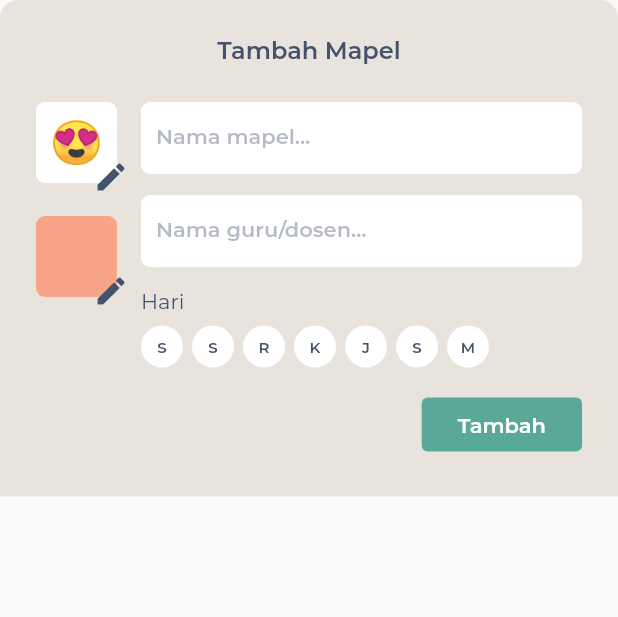
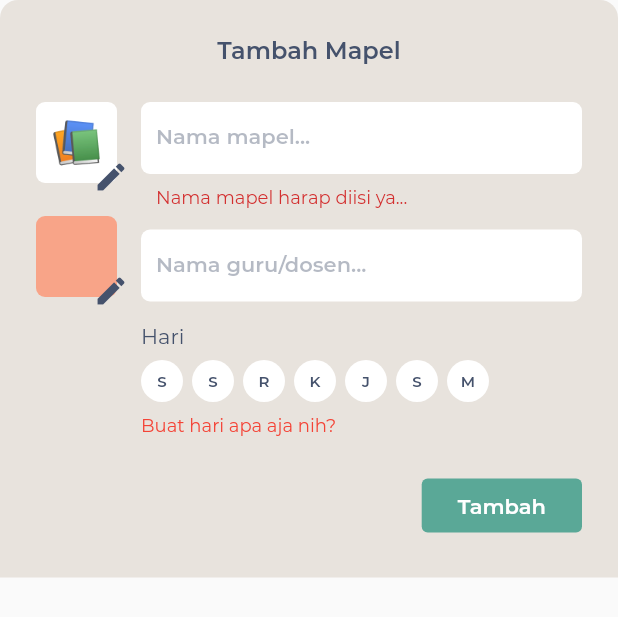
Before and after one commit to Innodev-K8/bukutugas, a Flutter app: the AddSubject widget shown alone on an empty page, opened directly, after a tap on "Tambah", on a phone screen of 412 x 824 dp. Shown: the top 617 px of the screen. Run offline on Flutter 3.47's test engine with Material 2 defaults, Android fonts, the phone set to English and light mode, and no system bars; our stand-ins replace emoji_picker_flutter, flutter_hooks, hooks_riverpod, modal_bottom_sheet; network calls fail; Roboto replaces fonts that are missing (Noto).

Commit message:
Add Subject Validation

```diff
--- /dev/null
+++ b/lib/helpers/focus.dart
@@ -0,0 +1,5 @@
+import 'package:flutter/cupertino.dart';
+
+void clearFocus(BuildContext context) {
+  FocusScope.of(context).requestFocus(FocusNode());
+}
--- a/lib/helpers/helpers.dart
+++ b/lib/helpers/helpers.dart
@@ -1,3 +1,4 @@
 export 'hex_color.dart';
 export 'darken.dart';
 export 'lighten.dart';
+export 'focus.dart';
--- a/lib/main.dart
+++ b/lib/main.dart
@@ -1,9 +1,10 @@
 import 'package:bukutugas/screens/home/home_screen.dart';
 import 'package:bukutugas/styles.dart';
 import 'package:flutter/material.dart';
+import 'package:hooks_riverpod/hooks_riverpod.dart';
 
 void main() {
-  runApp(MyApp());
+  runApp(ProviderScope(child: MyApp()));
 }
 
 class MyApp extends StatelessWidget {
--- /dev/null
+++ b/lib/providers/available_color_provider.dart
@@ -0,0 +1,12 @@
+import 'package:bukutugas/helpers/helpers.dart';
+import 'package:flutter/material.dart';
+import 'package:hooks_riverpod/hooks_riverpod.dart';
+
+final availableColorProvider = Provider<List<Color>>((ref) {
+  return [
+    HexColor('#F8A488'),
+    HexColor('#5AA897'),
+    HexColor('#45526C'),
+    HexColor('#707070'),
+  ];
+});
--- a/lib/styles.dart
+++ b/lib/styles.dart
@@ -10,6 +10,8 @@ class AppTheme {
 
   static final rounded = BorderRadius.circular(6);
   static final roundedLg = BorderRadius.circular(12);
+
+  static final TextStyle errorTextStyle = TextStyle();
 
   static final lightTheme = ThemeData(
     fontFamily: 'Montserrat',
--- a/lib/widgets/add_subject/add_subject.dart
+++ b/lib/widgets/add_subject/add_subject.dart
@@ -1,13 +1,29 @@
+import 'dart:math';
+
 import 'package:bukutugas/helpers/helpers.dart';
+import 'package:bukutugas/providers/available_color_provider.dart';
 import 'package:flutter/material.dart';
+import 'package:flutter_hooks/flutter_hooks.dart';
+import 'package:hooks_riverpod/hooks_riverpod.dart';
 
 import 'color_selector.dart';
 import 'day_selector.dart';
 import 'emoji_selector.dart';
 
-class AddSubject extends StatelessWidget {
+class AddSubject extends HookWidget {
   @override
   Widget build(BuildContext context) {
+    final formKey = useMemoized(() => GlobalKey<FormState>());
+
+    final availableColor = useProvider(availableColorProvider);
+    final randomColor = availableColor[Random().nextInt(availableColor.length)];
+
+    final subjectName = useState('');
+    final subjectTeacher = useState('');
+    final subjectEmoji = useState('📚');
+    final subjectColor = useState(randomColor.toHex());
+    final subjectDay = useState([]);
+
     return Container(
       padding: const EdgeInsets.all(24.0),
       decoration: BoxDecoration(
@@ -26,7 +42,9 @@ class AddSubject extends StatelessWidget {
             style: Theme.of(context).textTheme.headline2,
           ),
           SizedBox(height: 24.0),
-          Row(
+          Form(
+            key: formKey,
+            child: Row(
               crossAxisAlignment: CrossAxisAlignment.start,
               children: [
                 Container(
@@ -37,13 +55,13 @@ class AddSubject extends StatelessWidget {
                     crossAxisAlignment: CrossAxisAlignment.center,
                     children: [
                       EmojiSelector(
-                      emoji: '😍',
-                      onChange: print,
+                        emoji: subjectEmoji.value,
+                        onChange: (emoji) => subjectEmoji.value = emoji,
                       ),
                       SizedBox(height: 14.0),
                       ColorSelector(
-                      color: HexColor('#F8A488'),
-                      onChange: (color) => print(color.toHex()),
+                        color: HexColor(subjectColor.value),
+                        onChange: (color) => subjectColor.value = color.toHex(),
                       ),
                     ],
                   ),
@@ -58,6 +76,13 @@ class AddSubject extends StatelessWidget {
                         decoration: InputDecoration(
                           labelText: 'Nama mapel...',
                         ),
+                        onSaved: (newValue) => subjectName.value = newValue!,
+                        autovalidateMode: AutovalidateMode.onUserInteraction,
+                        validator: (value) {
+                          if (value == '') {
+                            return 'Nama mapel harap diisi ya...';
+                          }
+                        },
                       ),
                       SizedBox(height: 14.0),
                       TextFormField(
@@ -66,13 +91,19 @@ class AddSubject extends StatelessWidget {
                         decoration: InputDecoration(
                           labelText: 'Nama guru/dosen...',
                         ),
+                        onSaved: (newValue) => subjectTeacher.value = newValue!,
                       ),
                       SizedBox(height: 14.0),
                       Text('Hari'),
                       SizedBox(height: 8.0),
-                    DaySelector(
-                      onChange: (selectedDays) {
-                        print(selectedDays);
+                      DaySelectorFormField(
+                        onSaved: (selectedDays) =>
+                            subjectDay.value = selectedDays ?? [],
+                        autovalidateMode: AutovalidateMode.onUserInteraction,
+                        validator: (selected) {
+                          if ((selected ?? []).length <= 0) {
+                            return 'Buat hari apa aja nih?';
+                          }
                         },
                       ),
                     ],
@@ -80,11 +111,27 @@ class AddSubject extends StatelessWidget {
                 ),
               ],
             ),
+          ),
           SizedBox(height: 14),
           Align(
             alignment: Alignment.centerRight,
             child: TextButton(
-              onPressed: () {},
+              onPressed: () {
+                clearFocus(context);
+
+                var validated = formKey.currentState?.validate();
+
+                if (validated == true) {
+                  formKey.currentState!.save();
+
+                  print('VALIDATED');
+                  print(subjectName.value);
+                  print(subjectTeacher.value);
+                  print(subjectEmoji.value);
+                  print(subjectColor.value);
+                  print(subjectDay.value);
+                }
+              },
               child: Text(
                 'Tambah',
                 style: Theme.of(context).textTheme.headline4!.copyWith(
--- a/lib/widgets/add_subject/color_selector.dart
+++ b/lib/widgets/add_subject/color_selector.dart
@@ -1,6 +1,8 @@
 import 'package:bukutugas/helpers/helpers.dart';
+import 'package:bukutugas/providers/available_color_provider.dart';
 import 'package:bukutugas/styles.dart';
 import 'package:flutter/material.dart';
+import 'package:hooks_riverpod/hooks_riverpod.dart';
 
 class ColorSelector extends StatefulWidget {
   final Color color;
@@ -66,13 +68,8 @@ class _ColorSelectorState extends State<ColorSelector> {
         content: LayoutBuilder(
             builder: (BuildContext context, BoxConstraints constraints) {
           return Wrap(
-            // TODO: implement remote config to provide available colors
-            children: [
-              HexColor('#F8A488'),
-              HexColor('#5AA897'),
-              HexColor('#45526C'),
-              HexColor('#707070'),
-            ]
+            children: context
+                .read(availableColorProvider)
                 .map(
                   (color) => GestureDetector(
                     onTap: () {
--- a/lib/widgets/add_subject/day_selector.dart
+++ b/lib/widgets/add_subject/day_selector.dart
@@ -1,5 +1,33 @@
+import 'package:bukutugas/widgets/widgets.dart';
 import 'package:flutter/material.dart';
 import 'package:flutter_hooks/flutter_hooks.dart';
+
+class DaySelectorFormField extends FormField<List<int>> {
+  DaySelectorFormField({
+    FormFieldSetter<List<int>>? onSaved,
+    FormFieldValidator<List<int>>? validator,
+    AutovalidateMode? autovalidateMode,
+  }) : super(
+          onSaved: onSaved,
+          validator: validator,
+          initialValue: [],
+          autovalidateMode: autovalidateMode,
+          builder: (FormFieldState<List<int>> state) {
+            return Column(
+              children: [
+                DaySelector(
+                  onChange: (selectedDays) {
+                    state.didChange(selectedDays);
+                  },
+                ),
+                state.hasError
+                    ? ErrorText(message: state.errorText)
+                    : Container()
+              ],
+            );
+          },
+        );
+}
 
 class DaySelector extends HookWidget {
   final void Function(List<int> selectedDays) onChange;
@@ -9,10 +37,6 @@ class DaySelector extends HookWidget {
   @override
   Widget build(BuildContext context) {
     final selectedDay = useState<List<int>>([]);
-
-    useEffect(() {
-      onChange(selectedDay.value..sort());
-    }, [selectedDay.value]);
 
     return Container(
       width: double.infinity,
@@ -30,6 +54,8 @@ class DaySelector extends HookWidget {
               } else {
                 selectedDay.value = [1, ...selectedDay.value];
               }
+
+              onChange(selectedDay.value..sort());
             },
           ),
           DaySelectorItem(
@@ -42,6 +68,8 @@ class DaySelector extends HookWidget {
               } else {
                 selectedDay.value = [2, ...selectedDay.value];
               }
+
+              onChange(selectedDay.value..sort());
             },
           ),
           DaySelectorItem(
@@ -54,6 +82,8 @@ class DaySelector extends HookWidget {
               } else {
                 selectedDay.value = [3, ...selectedDay.value];
               }
+
+              onChange(selectedDay.value..sort());
             },
           ),
           DaySelectorItem(
@@ -66,6 +96,8 @@ class DaySelector extends HookWidget {
               } else {
                 selectedDay.value = [4, ...selectedDay.value];
               }
+
+              onChange(selectedDay.value..sort());
             },
           ),
           DaySelectorItem(
@@ -78,6 +110,8 @@ class DaySelector extends HookWidget {
               } else {
                 selectedDay.value = [5, ...selectedDay.value];
               }
+
+              onChange(selectedDay.value..sort());
             },
           ),
           DaySelectorItem(
@@ -90,6 +124,8 @@ class DaySelector extends HookWidget {
               } else {
                 selectedDay.value = [6, ...selectedDay.value];
               }
+
+              onChange(selectedDay.value..sort());
             },
           ),
           DaySelectorItem(
@@ -102,6 +138,8 @@ class DaySelector extends HookWidget {
               } else {
                 selectedDay.value = [7, ...selectedDay.value];
               }
+
+              onChange(selectedDay.value..sort());
             },
           ),
         ],
--- /dev/null
+++ b/lib/widgets/error_text.dart
@@ -0,0 +1,27 @@
+import 'package:flutter/material.dart';
+
+class ErrorText extends StatelessWidget {
+  final String? message;
+
+  const ErrorText({
+    Key? key,
+    this.message,
+  }) : super(key: key);
+
+  @override
+  Widget build(BuildContext context) {
+    return Align(
+      alignment: Alignment.centerLeft,
+      child: Padding(
+        padding: const EdgeInsets.symmetric(vertical: 8.0),
+        child: Text(
+          message ?? 'Ada yang salah',
+          style: TextStyle(
+            fontSize: 12,
+            color: Colors.red,
+          ),
+        ),
+      ),
+    );
+  }
+}
--- a/lib/widgets/widgets.dart
+++ b/lib/widgets/widgets.dart
@@ -1,3 +1,4 @@
 export 'add_subject/add_subject.dart';
 export 'simple_task.dart';
 export 'subject_item.dart';
+export 'error_text.dart';
--- a/pubspec.yaml
+++ b/pubspec.yaml
@@ -27,6 +27,7 @@ dependencies:
   emoji_picker_flutter: ^1.0.3
   flutter_colorpicker: ^0.4.0
   flutter_hooks: ^0.16.0
+  hooks_riverpod: ^0.14.0+1
   modal_bottom_sheet: ^2.0.0
 
 dev_dependencies:
```
Also changed, not shown: pubspec.lock. Lines whose indentation alone changed are shown as unchanged.
